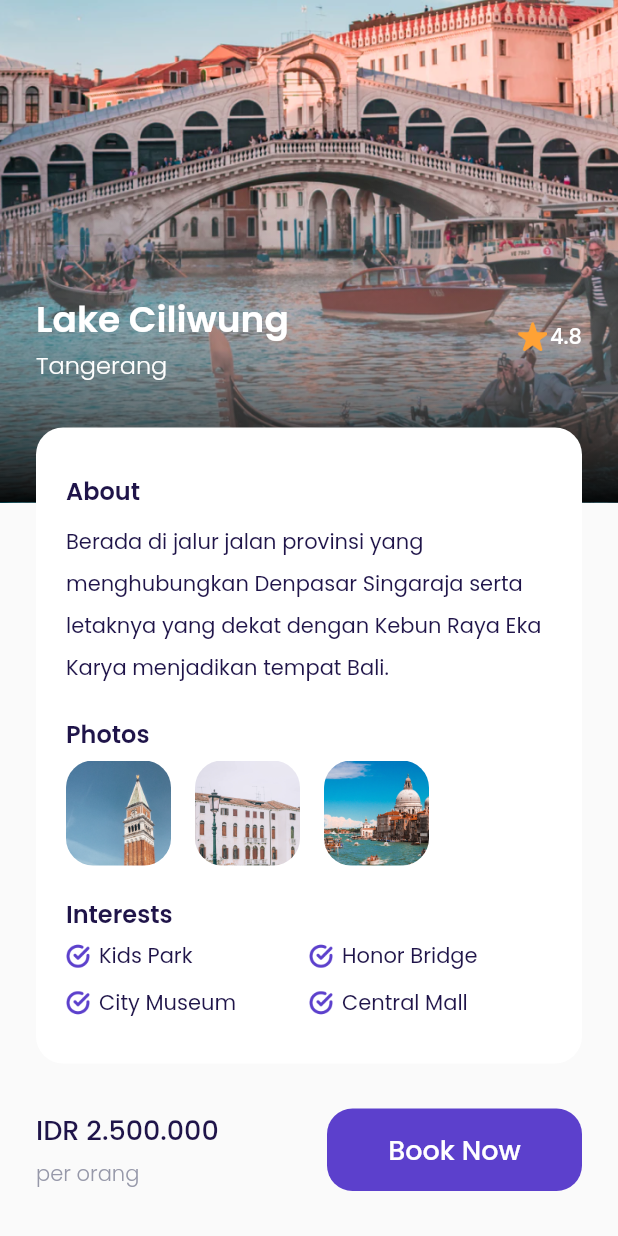
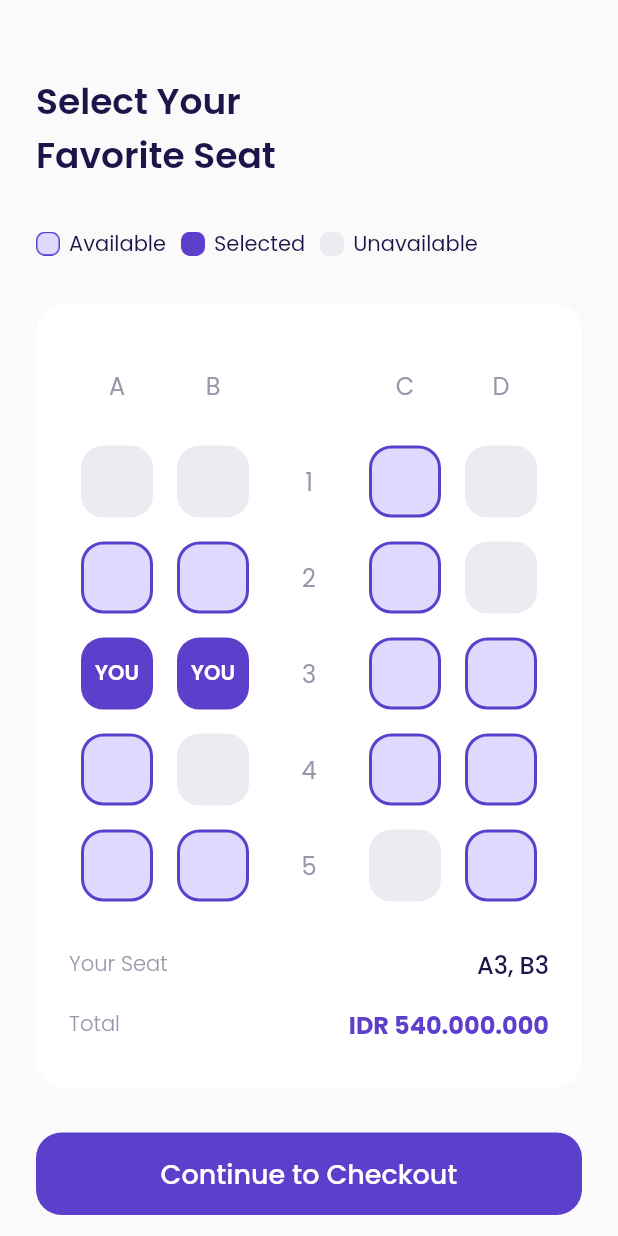
Before and after one commit to marchella2/airplane_apps, a Flutter app: the DetailPage screen opened directly, scrolled down 115 dp, after a tap on "Book Now", on a phone screen of 412 x 824 dp. Run offline on Flutter 3.47's test engine with Material 2 defaults, Android fonts, the phone set to English and light mode, and no system bars; our stand-ins replace google_fonts.

Commit message:
slicing choose seat page

```diff
--- a/lib/shared/theme.dart
+++ b/lib/shared/theme.dart
@@ -13,6 +13,8 @@
 Color kBackgroundColor = Color(0xffFAFAFA);
 Color kInactiveColor = Color(0xffDBD7EC);
 Color kTransparentColor = Colors.transparent;
+Color kUnavailableColor = Color(0xffEBECF1);
+Color kAvailableColor = Color(0xffE0D9FF);
 
 TextStyle blackTextStyle = GoogleFonts.poppins(
   color: kBlackColor,
--- /dev/null
+++ b/lib/ui/pages/choose_seat_page.dart
@@ -0,0 +1,420 @@
+import 'package:airplane_apps/shared/theme.dart';
+import 'package:airplane_apps/ui/widgets/custom_button.dart';
+import 'package:airplane_apps/ui/widgets/seat_item.dart';
+import 'package:flutter/material.dart';
+
+class ChooseSeatPage extends StatelessWidget {
+  const ChooseSeatPage({Key? key}) : super(key: key);
+
+  @override
+  Widget build(BuildContext context) {
+      Widget title(){
+        return Container(
+          margin: EdgeInsets.only(top: 50),
+          child: Text(
+            'Select Your\nFavorite Seat',
+            style: blackTextStyle.copyWith(
+              fontSize: 24,
+              fontWeight: semiBold,
+            ),
+          ),
+        );
+      }
+
+      Widget seatStatus(){
+        return Container(
+          margin: EdgeInsets.only(top: 30),
+          child: Row(
+            children: [
+              // Note : Available
+              Container(
+                width: 16,
+                height: 16,
+                margin: EdgeInsets.only(right: 6),
+                decoration: BoxDecoration(
+                  image: DecorationImage(
+                    image: AssetImage(
+                      'assets/images/icon_available.png'
+                    ),
+                  ),
+                ),
+              ),
+              Text(
+                'Available',
+                style: blackTextStyle,
+              ),
+              // Note : Selected
+              Container(
+                width: 16,
+                height: 16,
+                margin: EdgeInsets.only(
+                  left: 10,
+                  right: 6,
+                ),
+                decoration: BoxDecoration(
+                  image: DecorationImage(
+                    image: AssetImage(
+                      'assets/images/icon_selected.png'
+                    ),
+                  ),
+                ),
+              ),
+              Text(
+                'Selected',
+                style: blackTextStyle,
+              ),
+              // Note : Unavailable
+              Container(
+                width: 16,
+                height: 16,
+                margin: EdgeInsets.only(
+                  left: 10,
+                  right: 6,
+                ),
+                decoration: BoxDecoration(
+                  image: DecorationImage(
+                    image: AssetImage(
+                      'assets/images/icon_unavailable.png'
+                    ),
+                  ),
+                ),
+              ),
+              Text(
+                'Unavailable',
+                style: blackTextStyle,
+              ),
+            ],
+          ),
+        );
+      }
+
+      Widget selectSeat(){
+        return Container(
+          width: double.infinity,
+          margin: EdgeInsets.only(top: 30),
+          padding: EdgeInsets.symmetric(
+            horizontal: 22,
+            vertical: 30,
+          ),
+          decoration: BoxDecoration(
+            borderRadius: BorderRadius.circular(18),
+            color: kWhiteColor,
+          ),
+          child: Column(
+            children: [
+              // Note : Seat Indicators
+              Row(
+                mainAxisAlignment: MainAxisAlignment.spaceAround,
+                children: [
+                  Container(
+                    width: 48,
+                    height: 48,
+                    child: Center(
+                      child: Text(
+                        'A',
+                        style: greyTextStyle.copyWith(
+                          fontSize: 16,
+                        ),
+                      ),
+                    ),
+                  ),
+                  Container(
+                    width: 48,
+                    height: 48,
+                    child: Center(
+                      child: Text(
+                        'B',
+                        style: greyTextStyle.copyWith(
+                          fontSize: 16,
+                        ),
+                      ),
+                    ),
+                  ),
+                  Container(
+                    width: 48,
+                    height: 48,
+                    child: Center(
+                      child: Text(
+                        '',
+                        style: greyTextStyle.copyWith(
+                          fontSize: 16,
+                        ),
+                      ),
+                    ),
+                  ),
+                  Container(
+                    width: 48,
+                    height: 48,
+                    child: Center(
+                      child: Text(
+                        'C',
+                        style: greyTextStyle.copyWith(
+                          fontSize: 16,
+                        ),
+                      ),
+                    ),
+                  ),
+                  Container(
+                    width: 48,
+                    height: 48,
+                    child: Center(
+                      child: Text(
+                        'D',
+                        style: greyTextStyle.copyWith(
+                          fontSize: 16,
+                        ),
+                      ),
+                    ),
+                  ),
+                ],
+              ),
+
+              // NOTE : Seat 1
+              Container(
+                margin: EdgeInsets.only(top: 16),
+                child: Row(
+                  mainAxisAlignment: MainAxisAlignment.spaceAround,
+                  children: [
+                    SeatItem(
+                      status: 2,
+                    ),
+                    SeatItem(
+                      status: 2,
+                    ),
+                    Container(
+                      width: 48,
+                      height: 48,
+                      child: Center(
+                        child: Text(
+                          '1',
+                          style: greyTextStyle.copyWith(
+                            fontSize: 16,
+                          ),
+                        ),
+                      ),
+                    ),
+                    SeatItem(
+                      status: 0,
+                    ),
+                    SeatItem(
+                      status: 2,
+                    ),
+                  ],
+                ),
+              ),
+
+              // NOTE : Seat 2
+              Container(
+                margin: EdgeInsets.only(top: 16),
+                child: Row(
+                  mainAxisAlignment: MainAxisAlignment.spaceAround,
+                  children: [
+                    SeatItem(
+                      status: 0,
+                    ),
+                    SeatItem(
+                      status: 0,
+                    ),
+                    Container(
+                      width: 48,
+                      height: 48,
+                      child: Center(
+                        child: Text(
+                          '2',
+                          style: greyTextStyle.copyWith(
+                            fontSize: 16,
+                          ),
+                        ),
+                      ),
+                    ),
+                    SeatItem(
+                      status: 0,
+                    ),
+                    SeatItem(
+                      status: 2,
+                    ),
+                  ],
+                ),
+              ),
+
+              // NOTE : Seat 3
+              Container(
+                margin: EdgeInsets.only(top: 16),
+                child: Row(
+                  mainAxisAlignment: MainAxisAlignment.spaceAround,
+                  children: [
+                    SeatItem(
+                      status: 1,
+                    ),
+                    SeatItem(
+                      status: 1,
+                    ),
+                    Container(
+                      width: 48,
+                      height: 48,
+                      child: Center(
+                        child: Text(
+                          '3',
+                          style: greyTextStyle.copyWith(
+                            fontSize: 16,
+                          ),
+                        ),
+                      ),
+                    ),
+                    SeatItem(
+                      status: 0,
+                    ),
+                    SeatItem(
+                      status: 0,
+                    ),
+                  ],
+                ),
+              ),
+
+              // NOTE : Seat 4
+              Container(
+                margin: EdgeInsets.only(top: 16),
+                child: Row(
+                  mainAxisAlignment: MainAxisAlignment.spaceAround,
+                  children: [
+                    SeatItem(
+                      status: 0,
+                    ),
+                    SeatItem(
+                      status: 2,
+                    ),
+                    Container(
+                      width: 48,
+                      height: 48,
+                      child: Center(
+                        child: Text(
+                          '4',
+                          style: greyTextStyle.copyWith(
+                            fontSize: 16,
+                          ),
+                        ),
+                      ),
+                    ),
+                    SeatItem(
+                      status: 0,
+                    ),
+                    SeatItem(
+                      status: 0,
+                    ),
+                  ],
+                ),
+              ),
+
+              // NOTE : Seat 5
+              Container(
+                margin: EdgeInsets.only(top: 16),
+                child: Row(
+                  mainAxisAlignment: MainAxisAlignment.spaceAround,
+                  children: [
+                    SeatItem(
+                      status: 0,
+                    ),
+                    SeatItem(
+                      status: 0,
+                    ),
+                    Container(
+                      width: 48,
+                      height: 48,
+                      child: Center(
+                        child: Text(
+                          '5',
+                          style: greyTextStyle.copyWith(
+                            fontSize: 16,
+                          ),
+                        ),
+                      ),
+                    ),
+                    SeatItem(
+                      status: 2,
+                    ),
+                    SeatItem(
+                      status: 0,
+                    ),
+                  ],
+                ),
+              ),
+
+              // NOTE : YOUR SEAT
+              Container(
+                margin: EdgeInsets.only(top: 30),
+                child: Row(
+                  mainAxisAlignment: MainAxisAlignment.spaceBetween,
+                  children: [
+                    Text(
+                      'Your Seat',
+                      style: greyTextStyle.copyWith(
+                        fontWeight: light,
+                      ),
+                    ),
+
+                    Text(
+                      'A3, B3',
+                      style: blackTextStyle.copyWith(
+                        fontSize: 16,
+                        fontWeight: medium,
+                      ),
+                    ),
+                  ],
+                ),
+              ),
+
+              // NOTE : TOTAL
+              Container(
+                margin: EdgeInsets.only(top: 16),
+                child: Row(
+                  mainAxisAlignment: MainAxisAlignment.spaceBetween,
+                  children: [
+                    Text(
+                      'Total',
+                      style: greyTextStyle.copyWith(
+                        fontWeight: light,
+                      ),
+                    ),
+
+                    Text(
+                      'IDR 540.000.000',
+                      style: purpleTextStyle.copyWith(
+                        fontSize: 16,
+                        fontWeight: bold,
+                      ),
+                    ),
+                  ]
+                ),
+              ),
+            ],
+          ),
+        );
+      }
+
+      Widget checkoutButton(){
+        return CustomButton(
+          title: 'Continue to Checkout',
+          onPressed: (){},
+          margin: EdgeInsets.only(
+            top: 30,
+            bottom: 46,
+          ),
+        );
+      }
+
+    return Scaffold(
+      backgroundColor: kBackgroundColor,
+      body: ListView(
+        padding: EdgeInsets.symmetric(
+          horizontal: 24,
+        ),
+        children: [
+          title(),
+          seatStatus(),
+          selectSeat(),
+          checkoutButton(),
+        ],
+      ),
+    );
+  }
+}
--- a/lib/ui/pages/detail_page.dart
+++ b/lib/ui/pages/detail_page.dart
@@ -1,4 +1,5 @@
 import 'package:airplane_apps/shared/theme.dart';
+import 'package:airplane_apps/ui/pages/choose_seat_page.dart';
 import 'package:airplane_apps/ui/widgets/custom_button.dart';
 import 'package:airplane_apps/ui/widgets/interest_item.dart';
 import 'package:airplane_apps/ui/widgets/photo_item.dart';
@@ -257,7 +258,14 @@
                   // Note : Book Button
                   CustomButton(
                     title: 'Book Now',
-                    onPressed: (){},
+                    onPressed: (){
+                      Navigator.push(
+                        context,
+                        MaterialPageRoute(
+                          builder: (context) => ChooseSeatPage()
+                        ),
+                      );
+                    },
                     width: 170,
                   ),
                 ],
--- /dev/null
+++ b/lib/ui/widgets/seat_item.dart
@@ -0,0 +1,77 @@
+import 'package:airplane_apps/shared/theme.dart';
+import 'package:flutter/material.dart';
+
+class SeatItem extends StatelessWidget {
+  // Note value status : 0. Available, 1. Selected, 2. Unavailable
+
+  final int status;
+
+  const SeatItem({
+    Key? key,
+    required this.status
+    }) : super(key: key);
+
+  @override
+  Widget build(BuildContext context) {
+
+    backgroundColor(){
+      switch (status) {
+        case 0:
+          return kAvailableColor;
+        case 1:
+          return kPrimaryColor;
+        case 2:
+          return kUnavailableColor;
+        default:
+          return kUnavailableColor;
+      }
+    }
+
+    borderColor(){
+       switch (status) {
+        case 0:
+          return kPrimaryColor;
+        case 1:
+          return kPrimaryColor;
+        case 2:
+          return kUnavailableColor;
+        default:
+          return kUnavailableColor;
+      }
+    }
+
+    child(){
+      switch (status) {
+        case 0:
+          return SizedBox();
+        case 1:
+          return Center(
+            child: Text(
+              'YOU',
+              style: whiteTextStyle.copyWith(
+                fontWeight: semiBold,
+              ),
+            ),
+          );
+        case 2:
+          return SizedBox();
+        default:
+          return SizedBox();
+      }
+    }
+
+    return Container(
+      width: 48,
+      height: 48,
+      decoration: BoxDecoration(
+        color: backgroundColor(),
+        borderRadius: BorderRadius.circular(15),
+        border: Border.all(
+          color: borderColor(),
+          width: 2,
+        ),
+      ),
+      child: child(),
+    );
+  }
+}
```
